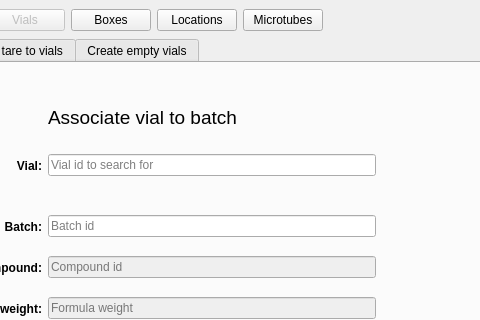
The window that frontend/assets/vialswindow.ui (dahlbma/cello) describes before a commit, drawn with Qt 5; both pictures show x 110 to 590 and y 0 to 320 of the 1257 by 810 pixel window.
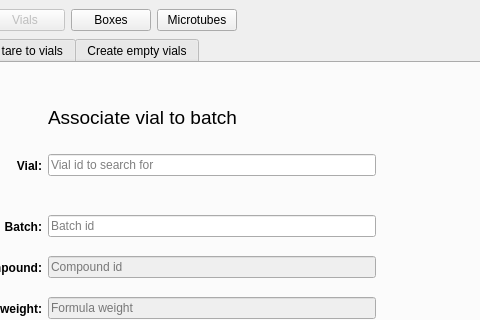
The same window after the commit.

Commit message: remove locations window paths

```diff
--- a/frontend/assets/vialswindow.ui
+++ b/frontend/assets/vialswindow.ui
@@ -27,14 +27,14 @@
         </property>
        </widget>
       </item>
-      <item row="0" column="2">
-       <widget class="QPushButton" name="goto_boxes_btn">
+      <item row="0" column="0">
+       <widget class="QPushButton" name="goto_search_btn">
         <property name="text">
-         <string>Boxes</string>
+         <string>Search</string>
         </property>
        </widget>
       </item>
-      <item row="0" column="5">
+      <item row="0" column="4">
        <spacer name="horizontalSpacer_5">
         <property name="orientation">
          <enum>Qt::Horizontal</enum>
@@ -47,28 +47,7 @@
         </property>
        </spacer>
       </item>
-      <item row="0" column="3">
-       <widget class="QPushButton" name="goto_locations_btn">
-        <property name="text">
-         <string>Locations</string>
-        </property>
-       </widget>
-      </item>
-      <item row="0" column="4">
-       <widget class="QPushButton" name="goto_microtubes_btn">
-        <property name="text">
-         <string>Microtubes</string>
-        </property>
-       </widget>
-      </item>
-      <item row="0" column="0">
-       <widget class="QPushButton" name="goto_search_btn">
-        <property name="text">
-         <string>Search</string>
-        </property>
-       </widget>
-      </item>
-      <item row="1" column="0" colspan="6">
+      <item row="1" column="0" colspan="5">
        <widget class="QTabWidget" name="vials_tab_wg">
         <property name="currentIndex">
          <number>0</number>
@@ -833,6 +812,20 @@
         </widget>
        </widget>
       </item>
+      <item row="0" column="3">
+       <widget class="QPushButton" name="goto_microtubes_btn">
+        <property name="text">
+         <string>Microtubes</string>
+        </property>
+       </widget>
+      </item>
+      <item row="0" column="2">
+       <widget class="QPushButton" name="goto_boxes_btn">
+        <property name="text">
+         <string>Boxes</string>
+        </property>
+       </widget>
+      </item>
      </layout>
     </item>
     <item row="0" column="1">
```
The commit also changes 3 other files.
